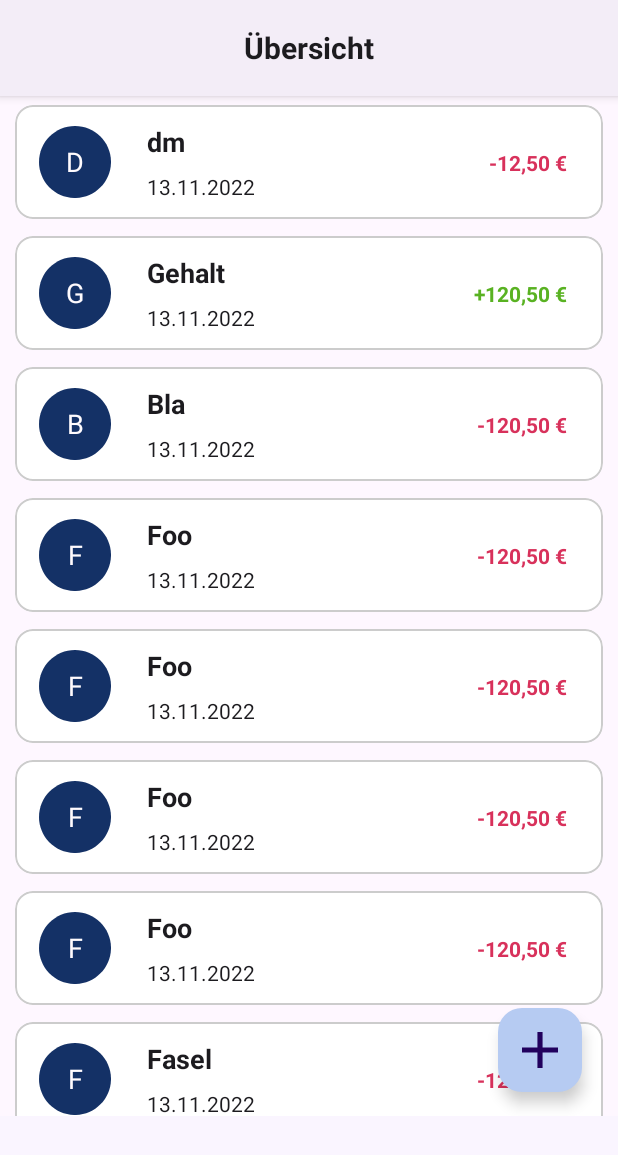
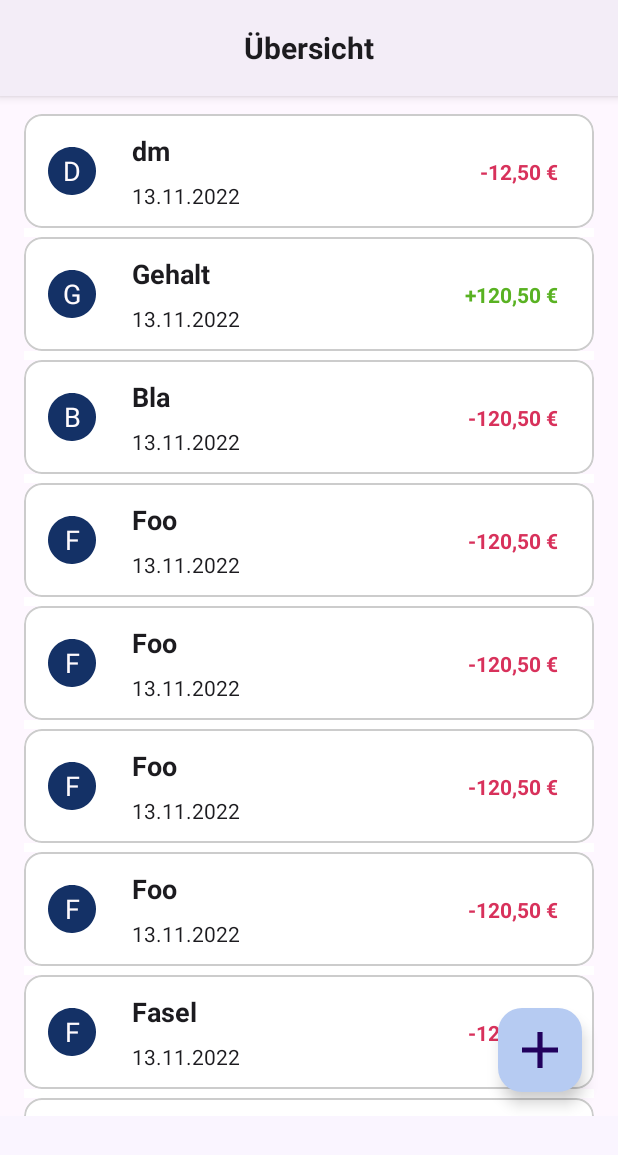
Before and after one commit to seiferla/FiBo, an Android app: the screen it shows after launch (MainActivity), on a phone screen of 412 x 824 dp. Shown: the top 1155 px of the screen. Run offline under Robolectric (Android 15) with nearby library versions, the phone set to English and light mode, and no system bars; our stand-ins replace navigation-ui.

Commit message:
unify width and margins for CardViews

```diff
--- a/android-app/app/src/main/res/layout/fragment_home.xml
+++ b/android-app/app/src/main/res/layout/fragment_home.xml
@@ -8,13 +8,16 @@
     tools:context=".ui.home.HomeFragment">
 
     <ListView
+        android:paddingTop="12dp"
+        android:paddingBottom="12dp"
+        android:clipToPadding="false"
         android:id="@+id/cashFlowList"
         android:layout_width="match_parent"
         android:layout_height="match_parent"
-        android:layout_marginStart="10dp"
-        android:layout_marginEnd="10dp"
+        android:layout_marginStart="16dp"
+        android:layout_marginEnd="16dp"
         android:divider="@color/white"
-        android:dividerHeight="0dp"
+        android:dividerHeight="6dp"
         app:layout_constraintBottom_toBottomOf="parent"
         app:layout_constraintEnd_toEndOf="parent"
         app:layout_constraintStart_toStartOf="parent"
--- a/android-app/app/src/main/res/layout/row_layout.xml
+++ b/android-app/app/src/main/res/layout/row_layout.xml
@@ -6,8 +6,6 @@
     android:layout_width="match_parent"
     android:layout_height="wrap_content"
     android:clickable="false"
-    android:paddingTop="6dp"
-    android:paddingBottom="6dp"
     android:textAlignment="center">
 
     <com.google.android.material.card.MaterialCardView
@@ -43,8 +41,8 @@
 
                 <TextView
                     android:id="@+id/initial"
-                    android:layout_width="48sp"
-                    android:layout_height="48sp"
+                    android:layout_width="32sp"
+                    android:layout_height="32sp"
                     android:background="@drawable/card_initial_background"
                     android:gravity="center"
                     android:text="I"
```
Also changed, not shown: android-app/app/src/main/res/layout/fragment_dashboard.xml (+6 -5 lines).
